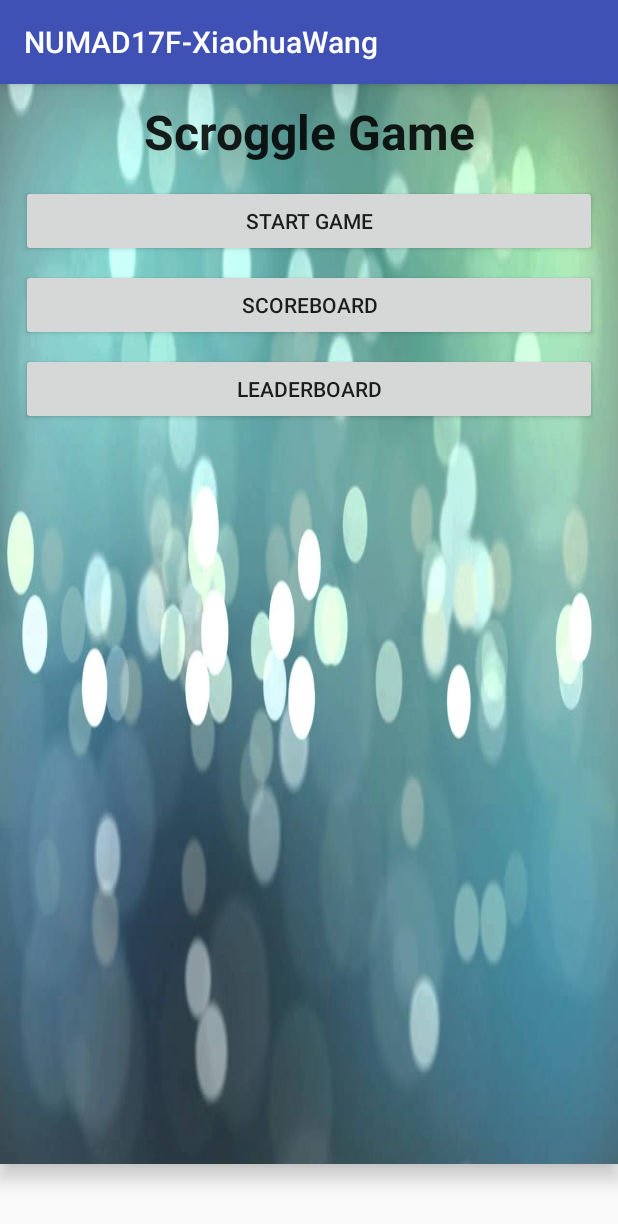
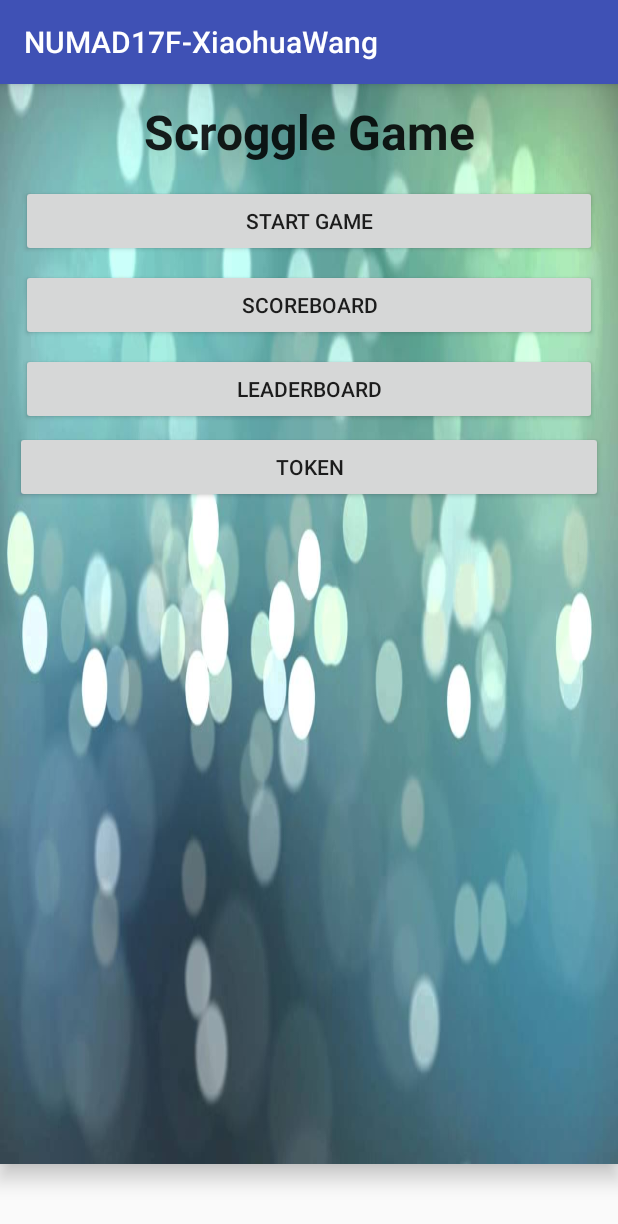
Before and after one commit to xiaohuawang/NUMAD17F-XiaohuaWang, an Android app: the MainFragment screen opened directly, with no data from a screen before it, on a phone screen of 412 x 824 dp. Shown: the top 1224 px of the screen. Run offline under Robolectric (Android 15) with nearby library versions, the phone set to English and light mode, and no system bars; 1 statement that could not run was skipped.

Commit message:
Fourth Commit

```diff
--- a/app/build.gradle
+++ b/app/build.gradle
@@ -7,14 +7,15 @@ android {
         applicationId "xiaohuawang.madcourse.neu.edu.numad17f_xiaohuawang"
         minSdkVersion 19
         targetSdkVersion 26
-        versionCode 21
-        versionName "21.0"
+        versionCode 28
+        versionName "28.0"
         testInstrumentationRunner "android.support.fragment_main.runner.AndroidJUnitRunner"
     }
     buildTypes {
         release {
             minifyEnabled false
             proguardFiles getDefaultProguardFile('proguard-android.txt'), 'proguard-rules.pro'
+
         }
     }
 }
--- a/app/src/main/java/xiaohuawang/madcourse/neu/edu/numad17f_xiaohuawang/MainFragment.java
+++ b/app/src/main/java/xiaohuawang/madcourse/neu/edu/numad17f_xiaohuawang/MainFragment.java
@@ -5,6 +5,9 @@ import android.os.Bundle;
 import android.support.v7.app.AppCompatActivity;
 import android.view.View;
 import android.widget.Button;
+import android.widget.Toast;
+
+import com.google.firebase.iid.FirebaseInstanceId;
 
 
 /**
@@ -16,6 +19,7 @@ public class MainFragment extends AppCompatActivity {
     private Button new_game;
     private Button score_board;
     private Button leader_board;
+    private Button token_button;
 
     @Override
     protected void onCreate(Bundle savedInstanceState) {
@@ -49,6 +53,15 @@ public class MainFragment extends AppCompatActivity {
                 startActivity(i);
             }
         });
+
+        final String token = FirebaseInstanceId.getInstance().getToken();
+        token_button=(Button)findViewById(R.id.token_button);
+        token_button.setOnClickListener(new View.OnClickListener() {
+            @Override
+            public void onClick(View v) {
+                Toast.makeText(getApplication(), token, Toast.LENGTH_LONG).show();
+            }
+        });
     }
 
 }
--- a/app/src/main/res/layout/fragment_main.xml
+++ b/app/src/main/res/layout/fragment_main.xml
@@ -52,4 +52,12 @@
         android:layout_margin="@dimen/menu_button_margin"
         android:padding="@dimen/menu_button_padding"
         android:text="@string/leader_board" />
+
+    <Button
+        android:id="@+id/token_button"
+        android:layout_width="match_parent"
+        android:layout_height="wrap_content"
+        android:text="Token" />
+
+
 </LinearLayout>
--- a/app/src/main/res/values/strings.xml
+++ b/app/src/main/res/values/strings.xml
@@ -15,8 +15,8 @@
     <string name="yearInSchool">1st year in NEU</string>
     <string name="uniqueId">unique Id</string>
     <string name="closeButton">Close</string>
-    <string name="textViewVersionCode">Version Code : 12</string>
-    <string name="textViewVersionName">Version Name : 12.0</string>
+    <string name="textViewVersionCode">Version Code : 28</string>
+    <string name="textViewVersionName">Version Name : 28.0</string>
     <string name="dictionaryButton">Dictionary</string>
     <string name="clearButton">Clear</string>
     <string name="setSize">setSize</string>
```
Also changed, not shown: app/src/main/java/xiaohuawang/madcourse/neu/edu/numad17f_xiaohuawang/GamePlayer.java (deleted, +0 -17 lines), app/src/main/java/xiaohuawang/madcourse/neu/edu/numad17f_xiaohuawang/Leaderboard_Activity.java (+6 -4 lines), app/src/main/java/xiaohuawang/madcourse/neu/edu/numad17f_xiaohuawang/Scoreboard_Activity.java (+6 -6 lines), app/src/main/java/xiaohuawang/madcourse/neu/edu/numad17f_xiaohuawang/SubmitData_Activity.java (+14 -10 lines), app/src/main/java/xiaohuawang/madcourse/neu/edu/numad17f_xiaohuawang/models/GamePlayer.java (added, +28 -0 lines), 1 other file.
